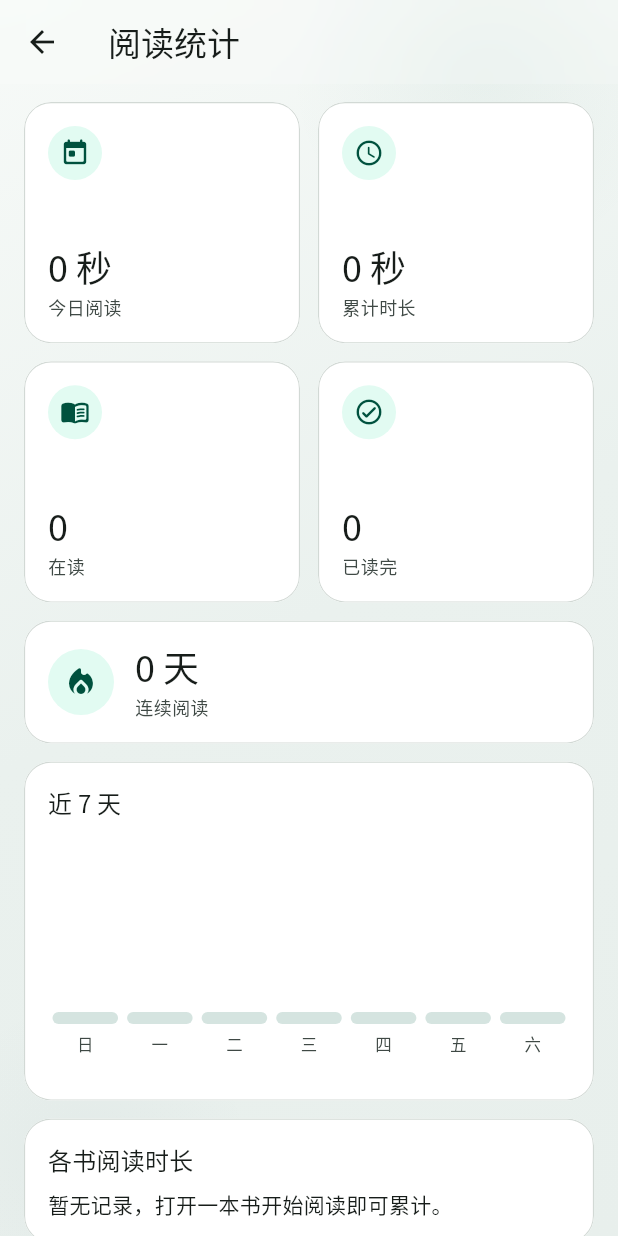
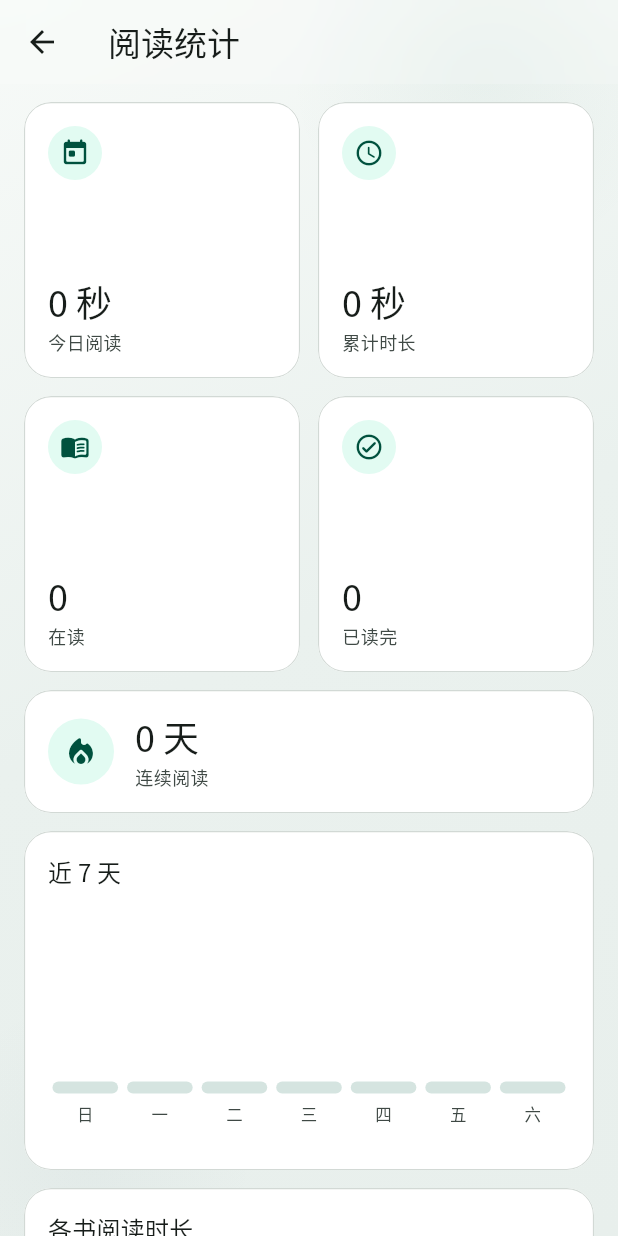
Before and after one commit to wiwcn/NeoReader, a Flutter app: the StatsScreen screen opened directly, on a phone screen of 412 x 824 dp. Run offline on Flutter 3.47's test engine with Material 3 defaults, Android fonts, the phone set to English and light mode, and no system bars; our stand-ins replace audio_service, equatable, file_picker, flutter_markdown, flutter_riverpod, flutter_staggered_animations and 6 more; missing offline and left inert: audio_session, just_waveform, pdfrx; accounts and stored records are empty; statements that could not run were skipped.

Commit message:
feat: Explore Project Structure
Co-authored-by: traeagent <traeagent@users.noreply.github.com>

```diff
--- a/lib/presentation/screens/stats/stats_screen.dart
+++ b/lib/presentation/screens/stats/stats_screen.dart
@@ -7,20 +7,6 @@ import '../../widgets/glass_scaffold_bg.dart';
 
 class StatsScreen extends ConsumerWidget {
   const StatsScreen({super.key});
-
-  /// Reserve icon + two lines of value + label so all four tiles match, even
-  /// when「12 小时 40 分钟」wraps while「5」does not.
-  double _statMinHeight(BuildContext context) {
-    final scaler = MediaQuery.textScalerOf(context);
-    final text = Theme.of(context).textTheme;
-    final value = text.headlineSmall;
-    final label = text.bodySmall;
-    return 36 +
-        12 +
-        scaler.scale(value?.fontSize ?? 24) * (value?.height ?? 1.28) * 2 +
-        2 +
-        scaler.scale(label?.fontSize ?? 12) * (label?.height ?? 1.45);
-  }
 
   String _fmt(int seconds, {required bool isZh}) {
     if (seconds < 60) return isZh ? '$seconds 秒' : '${seconds}s';
@@ -49,7 +35,7 @@ class StatsScreen extends ConsumerWidget {
             return ListView(
               padding: const EdgeInsets.fromLTRB(16, 12, 16, 32),
               children: [
-                _statRow(
+                _statGrid([
                   _statCard(
                     context,
                     strings.todayReading,
@@ -62,9 +48,6 @@ class StatsScreen extends ConsumerWidget {
                     _fmt(s.totalSeconds, isZh: isZh),
                     Icons.schedule_rounded,
                   ),
-                ),
-                const SizedBox(height: 12),
-                _statRow(
                   _statCard(
                     context,
                     strings.booksInProgress,
@@ -77,7 +60,7 @@ class StatsScreen extends ConsumerWidget {
                     '${s.booksFinished}',
                     Icons.check_circle_outline_rounded,
                   ),
-                ),
+                ]),
                 const SizedBox(height: 12),
                 SolidCard(
                   padding: const EdgeInsets.all(16),
@@ -197,42 +180,71 @@ class StatsScreen extends ConsumerWidget {
     final theme = Theme.of(context);
     return SolidCard(
       padding: const EdgeInsets.all(16),
-      child: ConstrainedBox(
-        constraints: BoxConstraints(minHeight: _statMinHeight(context)),
-        child: Column(
+      child: LayoutBuilder(
+        builder: (context, constraints) {
+          return Column(
             crossAxisAlignment: CrossAxisAlignment.start,
             children: [
               _StatMedallion(icon: icon),
-            const Spacer(),
-            Text(
+              const SizedBox(height: 8),
+              Expanded(
+                child: Align(
+                  alignment: Alignment.bottomLeft,
+                  child: FittedBox(
+                    fit: BoxFit.scaleDown,
+                    alignment: Alignment.bottomLeft,
+                    child: SizedBox(
+                      width: constraints.maxWidth,
+                      child: Text(
                         value,
                         style: theme.textTheme.headlineSmall,
                         maxLines: 2,
                       ),
+                    ),
+                  ),
+                ),
+              ),
               const SizedBox(height: 2),
               Text(
                 label,
+                maxLines: 1,
+                overflow: TextOverflow.ellipsis,
                 style: theme.textTheme.bodySmall?.copyWith(
                   color: theme.colorScheme.onSurfaceVariant,
                 ),
               ),
             ],
-        ),
+          );
+        },
       ),
     );
   }
 
-  /// Side-by-side tiles must share one height, not centre against each other.
-  Widget _statRow(Widget left, Widget right) {
-    return IntrinsicHeight(
-      child: Row(
-        crossAxisAlignment: CrossAxisAlignment.stretch,
+  /// Square tiles: 2×2 on phones, a single 4-up row on wide windows. Keeping
+  /// the height tied to the width stops tiles from stretching into long bars.
+  Widget _statGrid(List<Widget> tiles) {
+    return LayoutBuilder(
+      builder: (context, constraints) {
+        const gap = 12.0;
+        final columns = constraints.maxWidth >= 700 ? 4 : 2;
+        final rawSide =
+            (constraints.maxWidth - gap * (columns - 1)) / columns;
+        final side = rawSide > 220 ? 220.0 : rawSide;
+        final gridWidth = side * columns + gap * (columns - 1);
+        return Center(
+          child: SizedBox(
+            width: gridWidth,
+            child: Wrap(
+              spacing: gap,
+              runSpacing: gap,
               children: [
-          Expanded(child: left),
-          const SizedBox(width: 12),
-          Expanded(child: right),
+                for (final tile in tiles)
+                  SizedBox.square(dimension: side, child: tile),
               ],
             ),
+          ),
+        );
+      },
     );
   }
 }
```
Also changed, not shown: 3 other files. Lines whose indentation alone changed are shown as unchanged.
